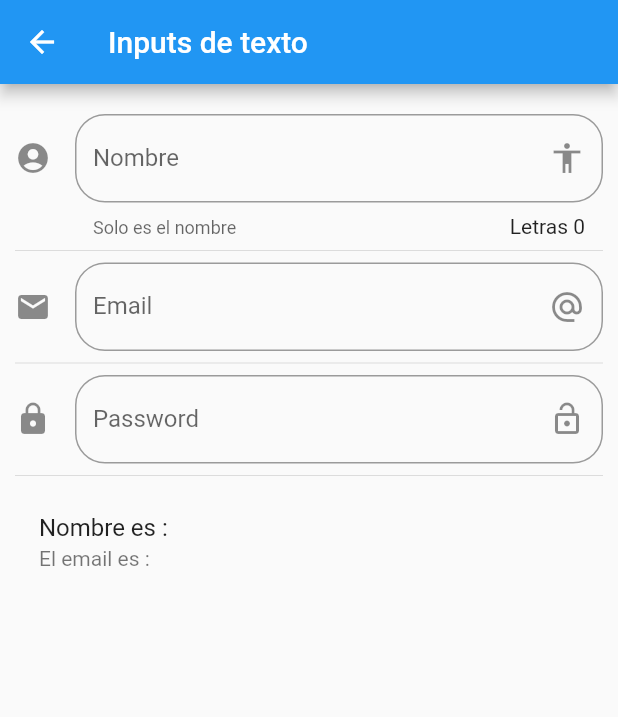
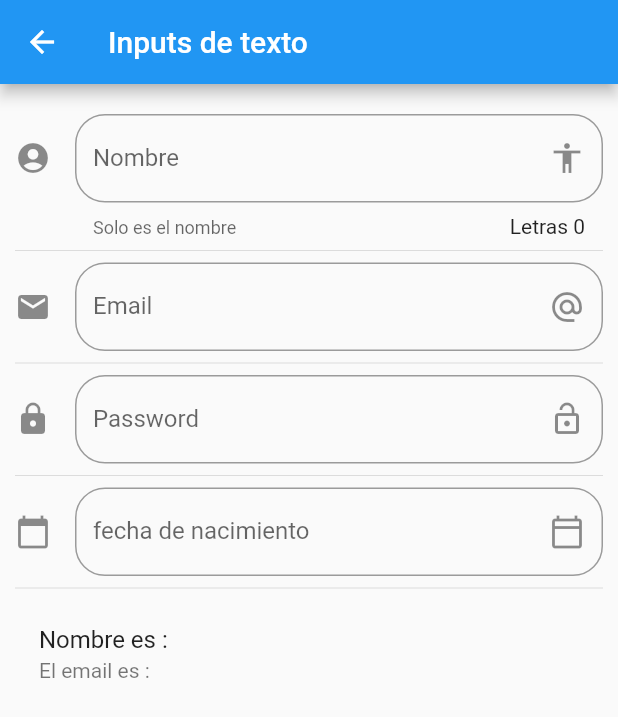
Before and after one commit to lmdelgallego/componentes, a Flutter app: the InputPage screen opened by its route, on a phone screen of 412 x 824 dp. Shown: the top 717 px of the screen. Run offline on Flutter 3.47's test engine with Material 2 defaults, Android fonts, the phone set to English and light mode, and no system bars.

Commit message:
Date Input

```diff
--- a/lib/src/pages/input_pate.dart
+++ b/lib/src/pages/input_pate.dart
@@ -11,6 +11,9 @@ class _InputPageState extends State<InputPage> {
   String _nombre = '';
   String _email = '';
   String _password = '';
+  String _fecha = '';
+
+  TextEditingController _inputFieldDateController = new TextEditingController();
 
   @override
   Widget build(BuildContext context) {
@@ -26,6 +29,8 @@ class _InputPageState extends State<InputPage> {
           _crearEmail(),
           Divider(),
           _crearPassword(),
+          Divider(),
+          _crearFecha(context),
           Divider(),
           _crearPersona(),
         ],
@@ -92,4 +97,39 @@ class _InputPageState extends State<InputPage> {
       }),
     );
   }
+
+  Widget _crearFecha(BuildContext context) {
+    return TextField(
+      enableInteractiveSelection: false,
+      readOnly: true,
+      controller: _inputFieldDateController,
+      decoration: InputDecoration(
+        border: OutlineInputBorder(borderRadius: BorderRadius.circular(20)),
+        hintText: 'fecha de nacimiento',
+        labelText: 'fecha de nacimiento',
+        suffixIcon: Icon(Icons.calendar_today_outlined),
+        icon: Icon(Icons.calendar_today),
+      ),
+      onTap: () {
+        FocusScope.of(context).requestFocus(new FocusNode());
+        _selectDate(context);
+      },
+    );
+  }
+
+  void _selectDate(BuildContext context) async {
+    DateTime picked = await showDatePicker(
+      context: context,
+      initialDate: new DateTime.now(),
+      firstDate: new DateTime(2018),
+      lastDate: new DateTime(2025),
+    );
+
+    if (picked != null) {
+      setState(() {
+        _fecha = picked.toIso8601String();
+        _inputFieldDateController.value = TextEditingValue(text: _fecha);
+      });
+    }
+  }
 }
```
